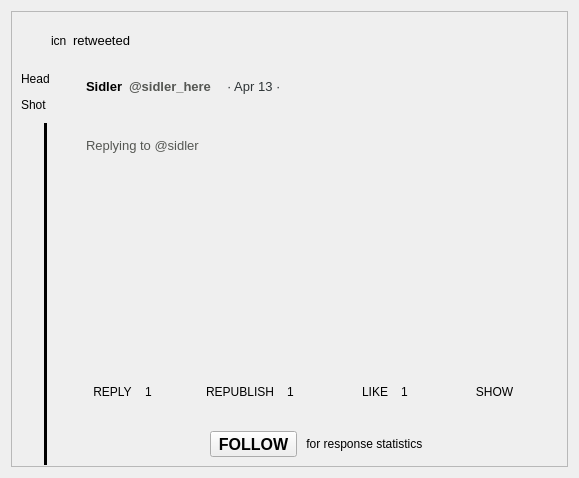
Above: retroshare-gui/src/gui/TheWire/PulseReply.ui from RetroShare/RetroShare before the change. Below: the same form after it.
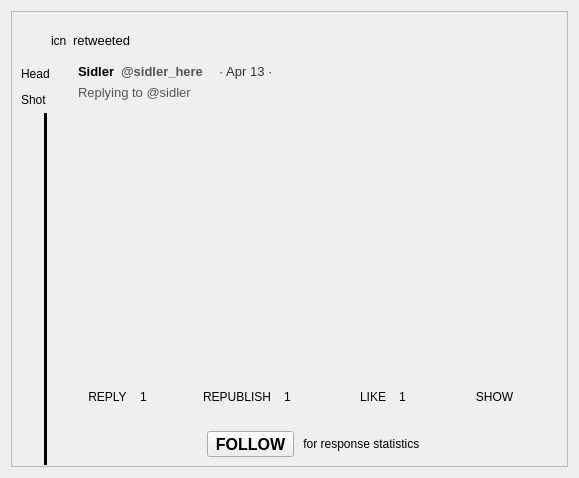
That is the form after the change. Icons and pictures are not drawn. Custom widgets are drawn as their Qt base class.

Commit message:
Fixing wire layout spacing
* Fixing wire layout spacing
* Added splitter for wiki group

Diff of the .ui file:
```diff
--- a/retroshare-gui/src/gui/TheWire/PulseReply.ui
+++ b/retroshare-gui/src/gui/TheWire/PulseReply.ui
@@ -52,6 +52,9 @@
       <property name="bottomMargin">
        <number>0</number>
       </property>
+      <property name="spacing">
+       <number>1</number>
+      </property>
       <item row="0" column="0" colspan="2">
        <widget class="QWidget" name="widget_prefix" native="true">
         <property name="sizePolicy">
@@ -149,6 +152,9 @@
          </size>
         </property>
         <layout class="QHBoxLayout" name="horizontalLayout_5">
+         <property name="leftMargin">
+          <number>9</number>
+         </property>
          <property name="topMargin">
           <number>0</number>
          </property>
@@ -440,10 +446,22 @@
         <property name="minimumSize">
          <size>
           <width>0</width>
-          <height>40</height>
+          <height>0</height>
          </size>
         </property>
         <layout class="QHBoxLayout" name="horizontalLayout_12">
+         <property name="leftMargin">
+          <number>6</number>
+         </property>
+         <property name="topMargin">
+          <number>0</number>
+         </property>
+         <property name="rightMargin">
+          <number>0</number>
+         </property>
+         <property name="bottomMargin">
+          <number>0</number>
+         </property>
          <item>
           <widget class="QLabel" name="label_authorName">
            <property name="font">
@@ -611,13 +629,19 @@
         <property name="minimumSize">
          <size>
           <width>0</width>
-          <height>40</height>
+          <height>0</height>
          </size>
         </property>
         <layout class="QHBoxLayout" name="horizontalLayout_13">
+         <property name="leftMargin">
+          <number>6</number>
+         </property>
          <property name="topMargin">
           <number>0</number>
          </property>
+         <property name="rightMargin">
+          <number>0</number>
+         </property>
          <property name="bottomMargin">
           <number>0</number>
          </property>
```
The commit also changes 3 other files.
